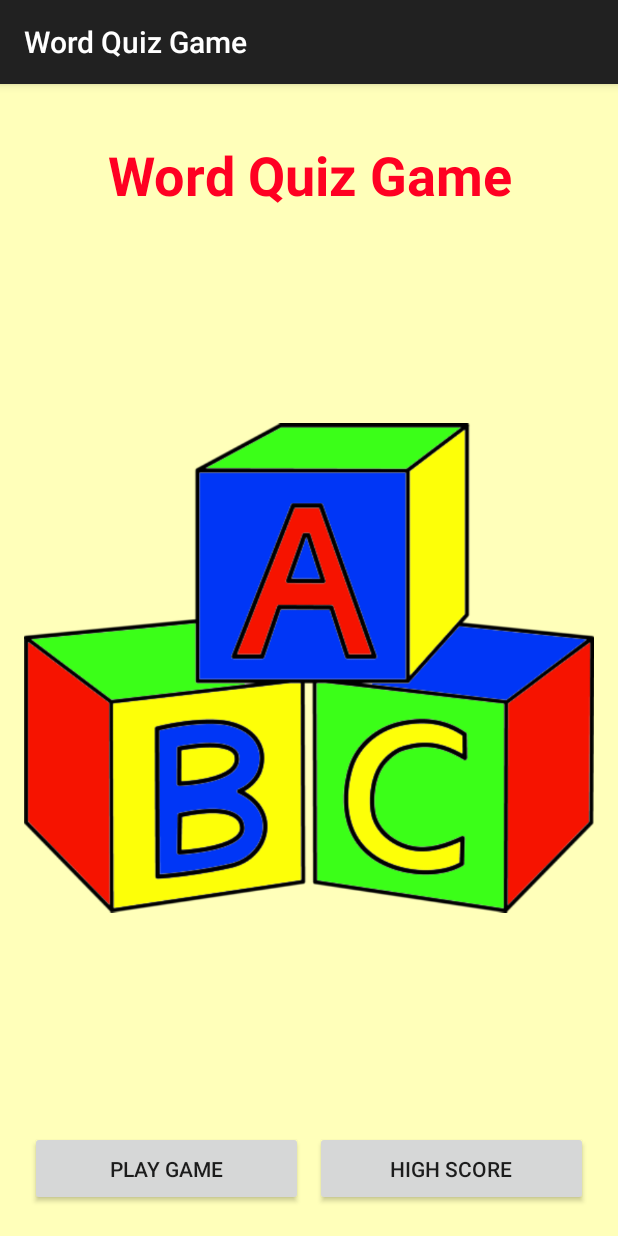
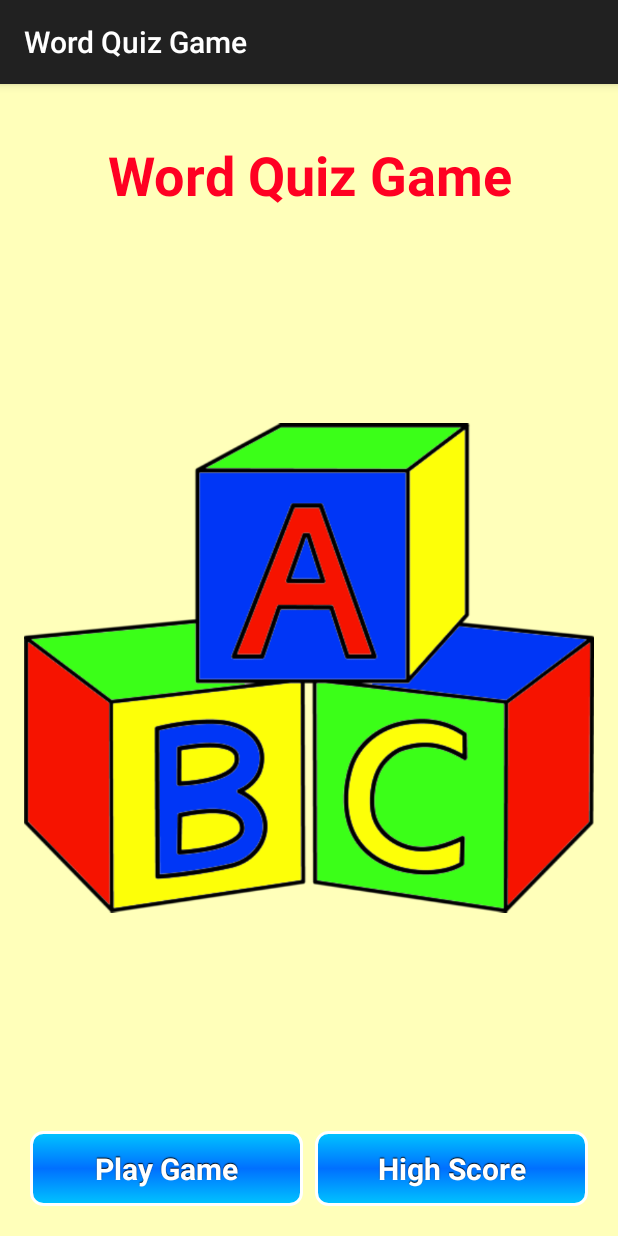
Before and after one commit to 3bugs/WordQuizGame_Class_SU, an Android app: the screen it shows after launch (MainActivity), on a phone screen of 412 x 824 dp. Run offline under Robolectric (Android 15) with nearby library versions, the phone set to English and light mode, and no system bars.

Commit message:
Begin of class on 25 Oct 2015

```diff
--- a/app/src/main/AndroidManifest.xml
+++ b/app/src/main/AndroidManifest.xml
@@ -8,6 +8,7 @@
         android:label="@string/app_name"
         android:supportsRtl="true"
         android:theme="@style/AppTheme" >
+
         <activity android:name=".MainActivity" >
             <intent-filter>
                 <action android:name="android.intent.action.MAIN" />
@@ -15,8 +16,11 @@
                 <category android:name="android.intent.category.LAUNCHER" />
             </intent-filter>
         </activity>
-        <activity android:name=".GameActivity" >
+
+        <activity android:name=".GameActivity"
+            android:theme="@style/FullScreen">
         </activity>
+
     </application>
 
 </manifest>
--- a/app/src/main/java/com/example/wordquizgame/GameActivity.java
+++ b/app/src/main/java/com/example/wordquizgame/GameActivity.java
@@ -1,15 +1,17 @@
 package com.example.wordquizgame;
 
 import android.app.AlertDialog;
+import android.content.ContentValues;
 import android.content.Context;
 import android.content.DialogInterface;
 import android.content.Intent;
 import android.content.res.AssetManager;
+import android.database.sqlite.SQLiteDatabase;
 import android.graphics.drawable.Drawable;
 import android.media.MediaPlayer;
+import android.os.Bundle;
 import android.os.Handler;
 import android.support.v7.app.AppCompatActivity;
-import android.os.Bundle;
 import android.util.Log;
 import android.view.LayoutInflater;
 import android.view.View;
@@ -19,11 +21,10 @@ import android.widget.TableLayout;
 import android.widget.TableRow;
 import android.widget.TextView;
 
-import org.w3c.dom.Text;
+import com.example.wordquizgame.db.MyHelper;
 
 import java.io.IOException;
 import java.io.InputStream;
-import java.lang.reflect.Array;
 import java.util.ArrayList;
 import java.util.Random;
 
@@ -49,17 +50,21 @@ public class GameActivity extends AppCompatActivity {
     private TableLayout mButtonTableLayout;
     private TextView mAnswerTextView;
 
+    private MyHelper mHelper;
+    private SQLiteDatabase mDatabase;
+    private int mDifficulty;
+
     @Override
     protected void onCreate(Bundle savedInstanceState) {
         super.onCreate(savedInstanceState);
         setContentView(R.layout.activity_game);
 
         Intent i = getIntent();
-        int diff = i.getIntExtra(MainActivity.KEY_DIFFICULTY, 0);
+        mDifficulty = i.getIntExtra(MainActivity.KEY_DIFFICULTY, 0);
 
-        Log.i(TAG, "Difficulty: " + diff);
+        Log.i(TAG, "Difficulty: " + mDifficulty);
 
-        switch (diff) {
+        switch (mDifficulty) {
             case 0:
                 mNumChoices = 2;
                 break;
@@ -79,6 +84,9 @@ public class GameActivity extends AppCompatActivity {
 
         mRandom = new Random();
         mHandler = new Handler();
+
+        mHelper = new MyHelper(this);
+        mDatabase = mHelper.getWritableDatabase();
 
         setupViews();
         getImageFileNames();
@@ -242,6 +250,8 @@ public class GameActivity extends AppCompatActivity {
 
             // ตอบถูกและจบเกม (เล่นครบ 3 ข้อแล้ว)
             if (mScore == 3) {
+                saveScore();
+
                 String msgResult = String.format(
                         "จำนวนครั้งที่ทาย: %d\nเปอร์เซ็นต์ความถูกต้อง: %.1f",
                         mTotalGuesses,
@@ -291,7 +301,14 @@ public class GameActivity extends AppCompatActivity {
 
             guessButton.setEnabled(false);
         }
+    }
 
+    private void saveScore() {
+        ContentValues cv = new ContentValues();
+        cv.put(MyHelper.COL_SCORE, 100 * 3 / (double) mTotalGuesses);
+        cv.put(MyHelper.COL_DIFFICULTY, mDifficulty);
+
+        mDatabase.insert(MyHelper.TABLE_NAME, null, cv);
     }
 
     private void disableAllButtons() {
--- /dev/null
+++ b/app/src/main/java/com/example/wordquizgame/db/MyHelper.java
@@ -0,0 +1,46 @@
+package com.example.wordquizgame.db;
+
+import android.content.Context;
+import android.database.sqlite.SQLiteDatabase;
+import android.database.sqlite.SQLiteOpenHelper;
+
+/**
+ * Created by Promlert on 10/25/2015.
+ */
+public class MyHelper extends SQLiteOpenHelper {
+
+    private static final String DATABASE_NAME = "wordquizgame.db";
+    private static final int DATABASE_VERSION = 1;
+
+    public static final String TABLE_NAME = "scores";
+    public static final String COL_ID = "_id";
+    public static final String COL_SCORE = "score";
+    public static final String COL_DIFFICULTY = "difficulty";
+
+    public MyHelper(Context context) {
+        super(context, DATABASE_NAME, null, DATABASE_VERSION);
+    }
+
+    @Override
+    public void onCreate(SQLiteDatabase db) {
+        String sqlCreateTable = "CREATE TABLE %s ("
+                + "%s INTEGER PRIMARY KEY AUTOINCREMENT,"
+                + "%s REAL,"
+                + "%s INTEGER)";
+
+        sqlCreateTable = String.format(
+                sqlCreateTable,
+                TABLE_NAME,
+                COL_ID,
+                COL_SCORE,
+                COL_DIFFICULTY
+        );
+
+        db.execSQL(sqlCreateTable);
+    }
+
+    @Override
+    public void onUpgrade(SQLiteDatabase db, int oldVersion, int newVersion) {
+        return;
+    }
+}
--- /dev/null
+++ b/app/src/main/res/drawable/button.xml
@@ -0,0 +1,21 @@
+<selector xmlns:android="http://schemas.android.com/apk/res/android">
+
+    <item
+        android:drawable="@drawable/button_disabled"
+        android:state_enabled="false"/>
+
+    <item
+        android:drawable="@drawable/button_pressed"
+        android:state_enabled="true"
+        android:state_pressed="true"/>
+
+    <item
+        android:drawable="@drawable/button_focused"
+        android:state_enabled="true"
+        android:state_focused="true"/>
+
+    <item
+        android:drawable="@drawable/button_enabled"
+        android:state_enabled="true"/>
+
+</selector>
--- /dev/null
+++ b/app/src/main/res/drawable/button_disabled.xml
@@ -0,0 +1,21 @@
+<shape xmlns:android="http://schemas.android.com/apk/res/android"
+       android:shape="rectangle">
+
+    <gradient
+        android:angle="90"
+        android:centerColor="#A4A4A4"
+        android:endColor="#F2F2F2"
+        android:startColor="#F2F2F2"/>
+
+    <padding
+        android:bottom="7dp"
+        android:left="7dp"
+        android:right="7dp"
+        android:top="7dp"/>
+
+    <stroke
+        android:width="2dp"
+        android:color="#FFFFFF"/>
+    <corners android:radius="8dp"/>
+
+</shape>
--- /dev/null
+++ b/app/src/main/res/drawable/button_enabled.xml
@@ -0,0 +1,22 @@
+<shape xmlns:android="http://schemas.android.com/apk/res/android"
+       android:shape="rectangle">
+
+    <gradient
+        android:angle="90"
+        android:centerColor="#0070ff"
+        android:endColor="#00c5ff"
+        android:startColor="#00c5ff"/>
+
+    <padding
+        android:bottom="7dp"
+        android:left="7dp"
+        android:right="7dp"
+        android:top="7dp"/>
+
+    <stroke
+        android:width="2dp"
+        android:color="#FFFFFF"/>
+
+    <corners android:radius="8dp"/>
+
+</shape>
--- /dev/null
+++ b/app/src/main/res/drawable/button_focused.xml
@@ -0,0 +1,22 @@
+<shape xmlns:android="http://schemas.android.com/apk/res/android"
+       android:shape="rectangle">
+
+    <gradient
+        android:angle="90"
+        android:centerColor="#DF7401"
+        android:endColor="#F7D358"
+        android:startColor="#F7D358"/>
+
+    <padding
+        android:bottom="7dp"
+        android:left="7dp"
+        android:right="7dp"
+        android:top="7dp"/>
+
+    <stroke
+        android:width="2dp"
+        android:color="#FFFFFF"/>
+
+    <corners android:radius="8dp"/>
+
+</shape>
--- /dev/null
+++ b/app/src/main/res/drawable/button_pressed.xml
@@ -0,0 +1,22 @@
+<shape xmlns:android="http://schemas.android.com/apk/res/android"
+       android:shape="rectangle">
+
+    <gradient
+        android:angle="90"
+        android:centerColor="#00c5ff"
+        android:endColor="#0070ff"
+        android:startColor="#0070ff"/>
+
+    <padding
+        android:bottom="7dp"
+        android:left="7dp"
+        android:right="7dp"
+        android:top="7dp"/>
+
+    <stroke
+        android:width="2dp"
+        android:color="#FFFFFF"/>
+
+    <corners android:radius="8dp"/>
+
+</shape>
--- a/app/src/main/res/values/styles.xml
+++ b/app/src/main/res/values/styles.xml
@@ -1,13 +1,37 @@
 <resources>
-
     <!-- Base application theme. -->
     <style name="AppTheme" parent="Theme.AppCompat.Light.DarkActionBar">
         <!-- Customize your theme here. -->
-<!--
-        <item name="colorPrimary">@color/colorPrimary</item>
-        <item name="colorPrimaryDark">@color/colorPrimaryDark</item>
-        <item name="colorAccent">@color/colorAccent</item>
--->
+        <item name="android:buttonStyle">@style/button</item>
     </style>
 
+    <style name="FullScreen"
+           parent="@style/Theme.AppCompat.Light.NoActionBar">
+        <item name="android:windowNoTitle">true</item>
+        <item name="windowActionBar">false</item>
+        <item name="android:windowFullscreen">true</item>
+        <item name="android:windowContentOverlay">@null</item>
+        <item name="android:buttonStyle">@style/button</item>
+    </style>
+
+    <style name="button" parent="@android:style/Widget.Button">
+        <item name="android:gravity">center_vertical|center_horizontal</item>
+        <item name="android:textColor">#FFFFFFFF</item>
+        <item name="android:shadowColor">#FF000000</item>
+        <item name="android:shadowDx">0</item>
+        <item name="android:shadowDy">-1</item>
+        <item name="android:shadowRadius">0.2</item>
+        <item name="android:textStyle">bold</item>
+        <item name="android:textSize">20sp</item>
+        <item name="android:background">@drawable/button</item>
+        <item name="android:focusable">true</item>
+        <item name="android:clickable">true</item>
+        <item name="android:layout_margin">4dp</item>
+    </style>
+
+    <style name="Divider">
+        <item name="android:layout_width">match_parent</item>
+        <item name="android:layout_height">1dp</item>
+        <item name="android:background">?android:attr/listDivider</item>
+    </style>
 </resources>
```
